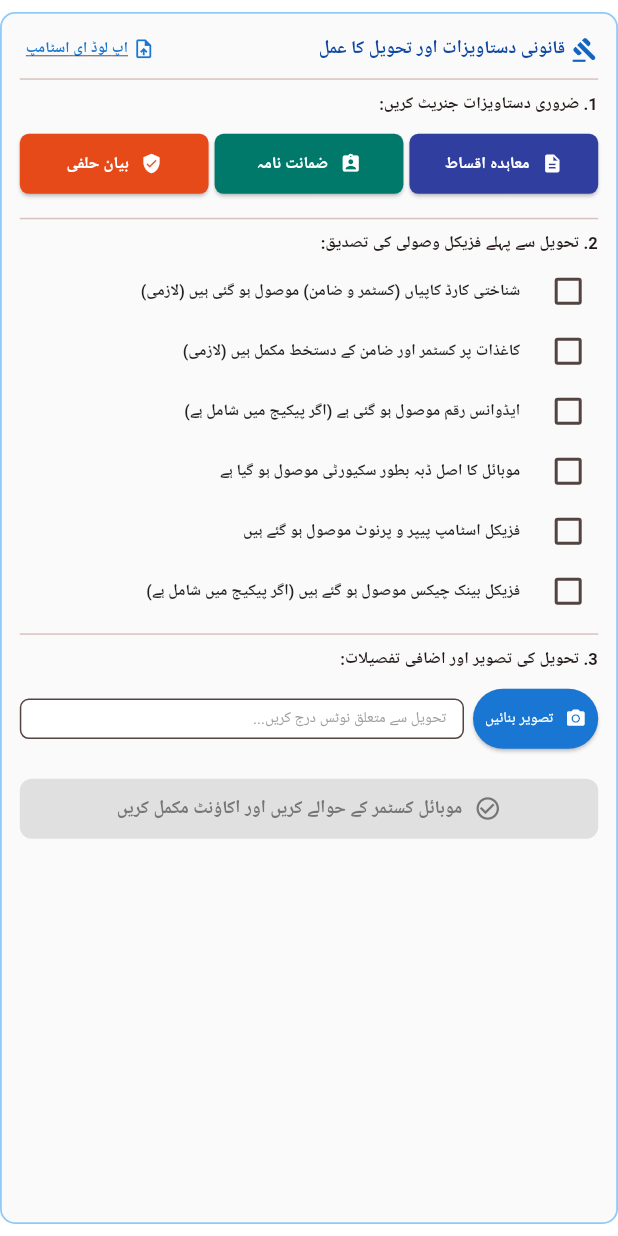
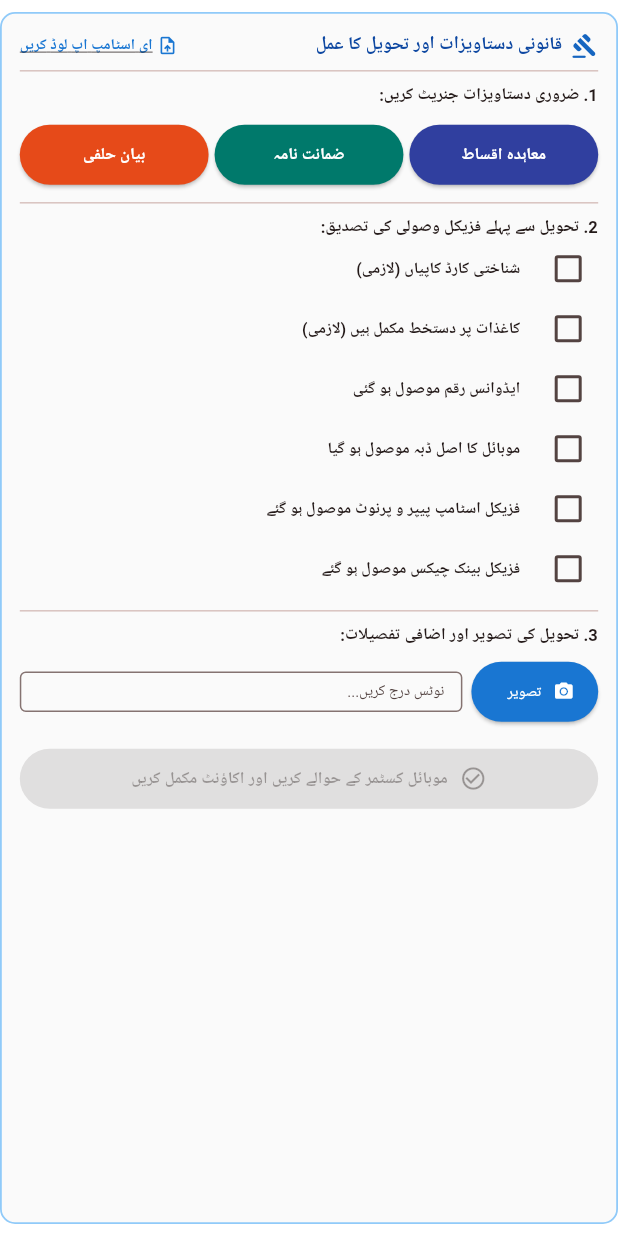
Before and after one commit to nayabqistpoint/my_first_app, a Flutter app: the LegalDocsUI widget shown alone on an empty page, opened directly with empty values, on a phone screen of 412 x 824 dp. Run offline on Flutter 3.47's test engine with Material 3 defaults, Android fonts, the phone set to English and light mode, and no system bars; our stand-ins replace file_picker, firebase_auth, firebase_core, hive, hive_flutter, local_auth and 2 more; missing offline and left inert: arabic_reshaper; accounts and stored records are empty.

Commit message:
dec done

```diff
--- a/lib/welcome/admin_panel/widgets/legal_docs_ui.dart
+++ b/lib/welcome/admin_panel/widgets/legal_docs_ui.dart
@@ -4,7 +4,7 @@ import 'package:file_picker/file_picker.dart';
 import 'legal_docs_controller.dart';
 import 'agreement_helper.dart';
 import 'guarantor_helper.dart';
-import 'declaration_helper.dart';
+import 'declaration_helper.dart'; // 🎯 آپ کی اصل اردو ڈیکلیریشن ہیلپر فائل
 
 class LegalDocsUI extends StatefulWidget {
   final Map<String, dynamic> requestData;
@@ -24,10 +24,7 @@ class LegalDocsUI extends StatefulWidget {
 
 class _LegalDocsUIState extends State<LegalDocsUI> {
   final LegalDocsController _controller = LegalDocsController();
-
-  Uint8List? _selectedStampBytes;
-  String? _selectedStampName;
-  bool _isUploading = false;
+  Uint8List? _stampBytes;
 
   @override
   void dispose() {
@@ -35,81 +32,33 @@ class _LegalDocsUIState extends State<LegalDocsUI> {
     super.dispose();
   }
 
-  Future<void> _pickStampFile() async {
-    setState(() {
-      _isUploading = true;
-    });
-
-    try {
-      FilePickerResult? result = await FilePicker.platform.pickFiles(
+  // 🎯 ای اسٹامپ کے ہائپر لنک کے لیے فائل پیکر
+  Future<void> _pickStamp() async {
+    final result = await FilePicker.platform.pickFiles(
       type: FileType.custom,
-        allowedExtensions: ['png', 'jpg', 'jpeg'], // 🎯 محفوظ تصویری فارمیٹس
+      allowedExtensions: ['pdf', 'png', 'jpg', 'jpeg'],
       withData: true,
     );
-
-      if (!mounted) return;
-
-      if (result != null && result.files.isNotEmpty) {
-        final PlatformFile file = result.files.single;
-
-        if (file.bytes != null && file.bytes!.isNotEmpty) {
-          setState(() {
-            _selectedStampBytes = file.bytes;
-            _selectedStampName = file.name;
-            _isUploading = false;
-          });
-
+    if (result?.files.single.bytes != null) {
+      setState(() => _stampBytes = result!.files.single.bytes);
+      if (mounted) {
         ScaffoldMessenger.of(context).showSnackBar(
-            SnackBar(
-              content: Text('ای اسٹامپ تصویر منسلک ہو گئی: $_selectedStampName'),
-              backgroundColor: Colors.green.shade700,
-            ),
-          );
-        } else {
-          setState(() {
-            _isUploading = false;
-          });
-        }
-      } else {
-        setState(() {
-          _isUploading = false;
-        });
-      }
-    } catch (e) {
-      if (mounted) {
-        setState(() {
-          _isUploading = false;
-        });
-        ScaffoldMessenger.of(context).showSnackBar(
-          SnackBar(
-            content: Text('فائل اپ لوڈنگ ایرر: $e'),
-            backgroundColor: Colors.red.shade700,
-          ),
+          const SnackBar(content: Text('اسٹامپ اپ لوڈ ہو گیا!'), backgroundColor: Colors.green),
         );
       }
     }
   }
 
   Future<void> _handleHandover() async {
-    bool success = await _controller.completeHandover(widget.phone);
+    bool ok = await _controller.completeHandover(widget.phone);
     if (!mounted) return;
-
-    if (success) {
     ScaffoldMessenger.of(context).showSnackBar(
-        const SnackBar(
-          content: Text('موبائل کامیابی سے تحویل میں دے دیا گیا ہے!'),
-          backgroundColor: Colors.green,
+      SnackBar(
+        content: Text(ok ? 'موبائل تحویل میں دے دیا گیا!' : 'خرابی: ہینڈ اوور نہیں ہو سکا!'),
+        backgroundColor: ok ? Colors.green : Colors.red,
       ),
     );
-      if (widget.onStateChanged != null) widget.onStateChanged!();
-    } else {
-      ScaffoldMessenger.of(context).showSnackBar(
-        const SnackBar(
-          content: Text('خرابی: ہینڈ اوور مکمل نہیں ہو سکا!'),
-          backgroundColor: Colors.red,
-        ),
-      );
-    }
+    if (ok && widget.onStateChanged != null) widget.onStateChanged!();
   }
 
   @override
@@ -129,198 +78,130 @@ class _LegalDocsUIState extends State<LegalDocsUI> {
           child: Column(
             crossAxisAlignment: CrossAxisAlignment.start,
             children: [
+              // 🎯 ہیڈر + ای اسٹامپ اپ لوڈ کا ہائپر لنک
               Row(
                 mainAxisAlignment: MainAxisAlignment.spaceBetween,
                 children: [
-                  Expanded(
-                    child: Row(
-                      mainAxisSize: MainAxisSize.min,
+                  Row(
                     children: [
                       Icon(Icons.gavel_rounded, color: Colors.blue.shade800, size: 18),
-                        const SizedBox(width: 4),
-                        Expanded(
-                          child: Text(
-                            'قانونی دستاویزات اور تحویل کا عمل',
-                            style: TextStyle(fontSize: 12, fontWeight: FontWeight.bold, color: Colors.blue.shade900),
-                            overflow: TextOverflow.ellipsis,
+                      const SizedBox(width: 6),
+                      Text('قانونی دستاویزات اور تحویل کا عمل',
+                          style: TextStyle(fontSize: 12, fontWeight: FontWeight.bold, color: Colors.blue.shade900)),
+                    ],
+                  ),
+                  InkWell(
+                    onTap: _pickStamp,
+                    child: Row(
+                      children: [
+                        Icon(_stampBytes != null ? Icons.check_circle : Icons.upload_file,
+                            size: 14, color: _stampBytes != null ? Colors.green : Colors.blue.shade700),
+                        const SizedBox(width: 3),
+                        Text(
+                          _stampBytes != null ? 'اسٹامپ اپ لوڈڈ' : 'ای اسٹامپ اپ لوڈ کریں',
+                          style: TextStyle(
+                            fontSize: 10,
+                            fontWeight: FontWeight.bold,
+                            color: _stampBytes != null ? Colors.green.shade800 : Colors.blue.shade700,
+                            decoration: TextDecoration.underline,
                           ),
                         ),
                       ],
                     ),
                   ),
-                  InkWell(
-                    onTap: _isUploading ? null : _pickStampFile,
-                    child: Padding(
-                      padding: const EdgeInsets.all(4.0),
-                      child: Row(
-                        mainAxisSize: MainAxisSize.min,
-                        children: [
-                          if (_isUploading) ...[
-                            const SizedBox(
-                              width: 12,
-                              height: 12,
-                              child: CircularProgressIndicator(strokeWidth: 2, color: Colors.blue),
-                            ),
-                            const SizedBox(width: 4),
-                            Text(
-                              'اپ لوڈ ہو رہا ہے...',
-                              style: TextStyle(fontSize: 10, fontWeight: FontWeight.bold, color: Colors.blue.shade800),
-                            ),
-                          ] else if (_selectedStampBytes != null) ...[
-                            const Icon(Icons.check_circle, size: 15, color: Colors.green),
-                            const SizedBox(width: 3),
-                            Text(
-                              'اسٹامپ منسلک ہو گیا ✓',
-                              style: TextStyle(
-                                fontSize: 10,
-                                fontWeight: FontWeight.bold,
-                                color: Colors.green.shade800,
-                                decoration: TextDecoration.underline,
-                              ),
-                            ),
-                          ] else ...[
-                            Icon(Icons.upload_file, size: 15, color: Colors.blue.shade700),
-                            const SizedBox(width: 3),
-                            Text(
-                              'اپ لوڈ ای اسٹامپ',
-                              style: TextStyle(
-                                fontSize: 10,
-                                fontWeight: FontWeight.bold,
-                                color: Colors.blue.shade700,
-                                decoration: TextDecoration.underline,
-                              ),
-                            ),
-                          ],
                 ],
               ),
-                    ),
-                  ),
-                ],
-              ),
-              const SizedBox(height: 8),
-              const Divider(height: 1),
-              const SizedBox(height: 8),
+              const Divider(height: 16),
 
+              // 🎯 1. پرنٹنگ بٹنز
               const Text('1. ضروری دستاویزات جنریٹ کریں:', style: TextStyle(fontSize: 11, fontWeight: FontWeight.bold)),
               const SizedBox(height: 8),
-
               Row(
                 children: [
                   Expanded(
-                    child: _buildPdfButton(
-                      icon: Icons.description,
+                    child: _btn(
                       label: 'معاہدہ اقساط',
                       color: Colors.indigo.shade700,
-                      onPressed: () {
-                        AgreementHelper.generateAndPrintPdf(
-                          requestData: widget.requestData,
-                          phone: widget.phone,
-                        );
-                      },
+                      onPressed: () => AgreementHelper.generateAndPrintPdf(requestData: widget.requestData, phone: widget.phone),
                     ),
                   ),
                   const SizedBox(width: 4),
                   Expanded(
-                    child: _buildPdfButton(
-                      icon: Icons.assignment_ind,
+                    child: _btn(
                       label: 'ضمانت نامہ',
                       color: Colors.teal.shade700,
-                      onPressed: () {
-                        GuarantorHelper.generateAndPrintPdf(
-                          requestData: widget.requestData,
-                          phone: widget.phone,
-                        );
-                      },
+                      onPressed: () => GuarantorHelper.generateAndPrintPdf(requestData: widget.requestData, phone: widget.phone),
                     ),
                   ),
                   const SizedBox(width: 4),
                   Expanded(
-                    child: _buildPdfButton(
-                      icon: Icons.verified_user,
+                    child: _btn(
                       label: 'بیان حلفی',
                       color: Colors.deepOrange.shade700,
                       onPressed: () {
+                        // 🎯 اپ کی اصل ڈیکلیریشن ہیلپر
                         DeclarationHelper.generateAndPrintPdf(
                           requestData: widget.requestData,
                           phone: widget.phone,
-                          stampBytes: _selectedStampBytes,
+                          stampBytes: _stampBytes, // اپ لوڈ ہوا ہوگا تو پاس ہوگا، ورنہ null
                         );
                       },
                     ),
                   ),
                 ],
               ),
+              const Divider(height: 16),
 
-              const SizedBox(height: 12),
-              const Divider(height: 1),
-              const SizedBox(height: 8),
+              // 🎯 2. فزیکل سیکیورٹیز چیکس
+              const Text('2. تحویل سے پہلے فزیکل وصولی کی تصدیق:', style: TextStyle(fontSize: 11, fontWeight: FontWeight.bold)),
+              _chk('شناختی کارڈ کاپیاں (لازمی)', _controller.isCnicReceived, (v) => setState(() => _controller.isCnicReceived = v ?? false)),
+              _chk('کاغذات پر دستخط مکمل ہیں (لازمی)', _controller.isDocsSigned, (v) => setState(() => _controller.isDocsSigned = v ?? false)),
+              _chk('ایڈوانس رقم موصول ہو گئی', _controller.isAdvanceReceived, (v) => setState(() => _controller.isAdvanceReceived = v ?? false)),
+              _chk('موبائل کا اصل ڈبہ موصول ہو گیا', _controller.isBoxReceived, (v) => setState(() => _controller.isBoxReceived = v ?? false)),
+              _chk('فزیکل اسٹامپ پیپر و پرنوٹ موصول ہو گئے', _controller.isStampReceived, (v) => setState(() => _controller.isStampReceived = v ?? false)),
+              _chk('فزیکل بینک چیکس موصول ہو گئے', _controller.isChequesReceived, (v) => setState(() => _controller.isChequesReceived = v ?? false)),
+              const Divider(height: 16),
 
-              const Text('2. تحویل سے پہلے فزیکل وصولی کی تصدیق:', style: TextStyle(fontSize: 11, fontWeight: FontWeight.bold)),
-              const SizedBox(height: 4),
-
-              _buildCheckboxTile('شناختی کارڈ کاپیاں (کسٹمر و ضامن) موصول ہو گئی ہیں (لازمی)', _controller.isCnicReceived, (v) => setState(() => _controller.isCnicReceived = v ?? false)),
-              _buildCheckboxTile('کاغذات پر کسٹمر اور ضامن کے دستخط مکمل ہیں (لازمی)', _controller.isDocsSigned, (v) => setState(() => _controller.isDocsSigned = v ?? false)),
-              _buildCheckboxTile('ایڈوانس رقم موصول ہو گئی ہے (اگر پیکیج میں شامل ہے)', _controller.isAdvanceReceived, (v) => setState(() => _controller.isAdvanceReceived = v ?? false)),
-              _buildCheckboxTile('موبائل کا اصل ڈبہ بطور سکیورٹی موصول ہو گیا ہے', _controller.isBoxReceived, (v) => setState(() => _controller.isBoxReceived = v ?? false)),
-              _buildCheckboxTile('فزیکل اسٹامپ پیپر و پرنوٹ موصول ہو گئے ہیں', _controller.isStampReceived, (v) => setState(() => _controller.isStampReceived = v ?? false)),
-              _buildCheckboxTile('فزیکل بینک چیکس موصول ہو گئے ہیں (اگر پیکیج میں شامل ہے)', _controller.isChequesReceived, (v) => setState(() => _controller.isChequesReceived = v ?? false)),
-
-              const SizedBox(height: 8),
-              const Divider(height: 1),
-              const SizedBox(height: 8),
-
+              // 🎯 3. تصویر اور نوٹس
               const Text('3. تحویل کی تصویر اور اضافی تفصیلات:', style: TextStyle(fontSize: 11, fontWeight: FontWeight.bold)),
-              const SizedBox(height: 8),
-
+              const SizedBox(height: 6),
               Row(
                 children: [
                   ElevatedButton.icon(
                     onPressed: () {},
                     icon: const Icon(Icons.camera_alt, size: 14),
-                    label: const Text('تصویر بنائیں', style: TextStyle(fontSize: 10)),
-                    style: ElevatedButton.styleFrom(
-                      backgroundColor: Colors.blue.shade700,
-                      foregroundColor: Colors.white,
-                      padding: const EdgeInsets.symmetric(horizontal: 8, vertical: 6),
-                    ),
+                    label: const Text('تصویر', style: TextStyle(fontSize: 10)),
+                    style: ElevatedButton.styleFrom(backgroundColor: Colors.blue.shade700, foregroundColor: Colors.white),
                   ),
                   const SizedBox(width: 6),
                   Expanded(
                     child: TextField(
                       controller: _controller.remarksController,
-                      decoration: InputDecoration(
-                        hintText: 'تحویل سے متعلق نوٹس درج کریں...',
-                        hintStyle: const TextStyle(fontSize: 10, color: Colors.grey),
+                      decoration: const InputDecoration(
+                        hintText: 'نوٹس درج کریں...',
                         isDense: true,
-                        contentPadding: const EdgeInsets.symmetric(horizontal: 8, vertical: 6),
-                        border: OutlineInputBorder(borderRadius: BorderRadius.circular(6)),
-                        filled: true,
-                        fillColor: Colors.white,
+                        contentPadding: EdgeInsets.symmetric(horizontal: 8, vertical: 6),
+                        border: OutlineInputBorder(),
                       ),
                       style: const TextStyle(fontSize: 10),
                     ),
                   ),
                 ],
               ),
+              const SizedBox(height: 10),
 
-              const SizedBox(height: 12),
-
+              // 🎯 4. فائنل ہینڈ اوور بٹن
               SizedBox(
                 width: double.infinity,
                 child: ElevatedButton.icon(
                   onPressed: _controller.isReadyForHandover ? _handleHandover : null,
                   icon: const Icon(Icons.check_circle_outline, size: 18),
-                  label: const Text(
-                    'موبائل کسٹمر کے حوالے کریں اور اکاؤنٹ مکمل کریں',
-                    style: TextStyle(fontSize: 12, fontWeight: FontWeight.bold),
-                  ),
+                  label: const Text('موبائل کسٹمر کے حوالے کریں اور اکاؤنٹ مکمل کریں',
+                      style: TextStyle(fontSize: 11, fontWeight: FontWeight.bold)),
                   style: ElevatedButton.styleFrom(
                     backgroundColor: Colors.green.shade700,
                     foregroundColor: Colors.white,
-                    disabledBackgroundColor: Colors.grey.shade300,
-                    disabledForegroundColor: Colors.grey.shade600,
-                    padding: const EdgeInsets.symmetric(vertical: 10),
-                    shape: RoundedRectangleBorder(borderRadius: BorderRadius.circular(8)),
+                    padding: const EdgeInsets.symmetric(vertical: 8),
                   ),
                 ),
               ),
@@ -331,45 +212,24 @@ class _LegalDocsUIState extends State<LegalDocsUI> {
     );
   }
 
-  Widget _buildPdfButton({
-    required IconData icon,
-    required String label,
-    required Color color,
-    required VoidCallback onPressed,
-  }) {
-    return ElevatedButton.icon(
+  Widget _btn({required String label, required Color color, required VoidCallback onPressed}) {
+    return ElevatedButton(
       onPressed: onPressed,
-      icon: Icon(icon, size: 14),
-      label: FittedBox(
-        fit: BoxFit.scaleDown,
-        child: Text(
-          label,
-          style: const TextStyle(fontSize: 11, fontWeight: FontWeight.bold),
-        ),
-      ),
-      style: ElevatedButton.styleFrom(
-        backgroundColor: color,
-        foregroundColor: Colors.white,
-        padding: const EdgeInsets.symmetric(vertical: 10, horizontal: 2),
-        elevation: 1,
-        shape: RoundedRectangleBorder(borderRadius: BorderRadius.circular(6)),
-      ),
+      style: ElevatedButton.styleFrom(backgroundColor: color, foregroundColor: Colors.white, padding: const EdgeInsets.symmetric(vertical: 8)),
+      child: Text(label, style: const TextStyle(fontSize: 11, fontWeight: FontWeight.bold)),
     );
   }
 
-  Widget _buildCheckboxTile(String title, bool value, ValueChanged<bool?> onChanged) {
-    return Material(
-      color: Colors.transparent,
-      child: CheckboxListTile(
+  Widget _chk(String title, bool val, ValueChanged<bool?> onChanged) {
+    return CheckboxListTile(
       dense: true,
       contentPadding: EdgeInsets.zero,
       visualDensity: VisualDensity.compact,
       activeColor: Colors.green.shade700,
-        title: Text(title, style: const TextStyle(fontSize: 10.5, fontWeight: FontWeight.w600, color: Colors.black87)),
-        value: value,
+      title: Text(title, style: const TextStyle(fontSize: 10.5, fontWeight: FontWeight.w600)),
+      value: val,
       onChanged: onChanged,
       controlAffinity: ListTileControlAffinity.leading,
-      ),
     );
   }
 }
--- a/pubspec.yaml
+++ b/pubspec.yaml
@@ -47,6 +47,7 @@ dependencies:
   printing: ^5.15.0
   arabic_reshaper: ^0.0.1
   file_picker: ^8.0.0
+  pdfx: ^2.9.2
 
 dev_dependencies:
   flutter_test:
```
Also changed, not shown: lib/welcome/admin_panel/widgets/legal_docs_logic.dart (deleted), pubspec.lock, 3 other files. Lines whose indentation alone changed are shown as unchanged.
